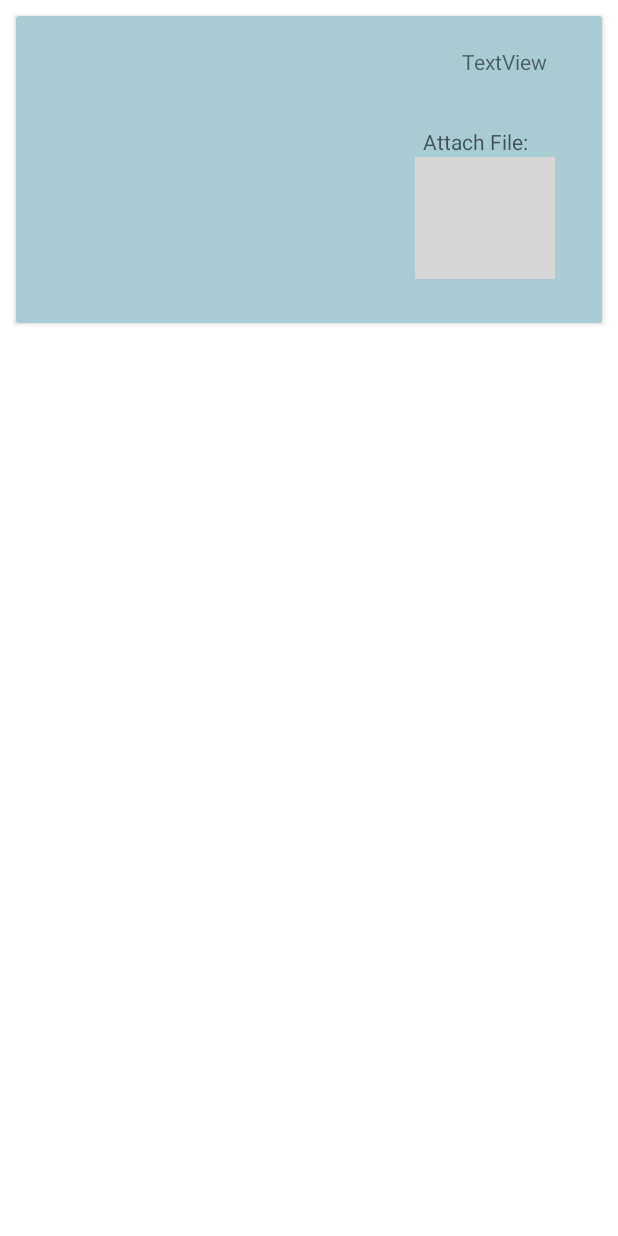
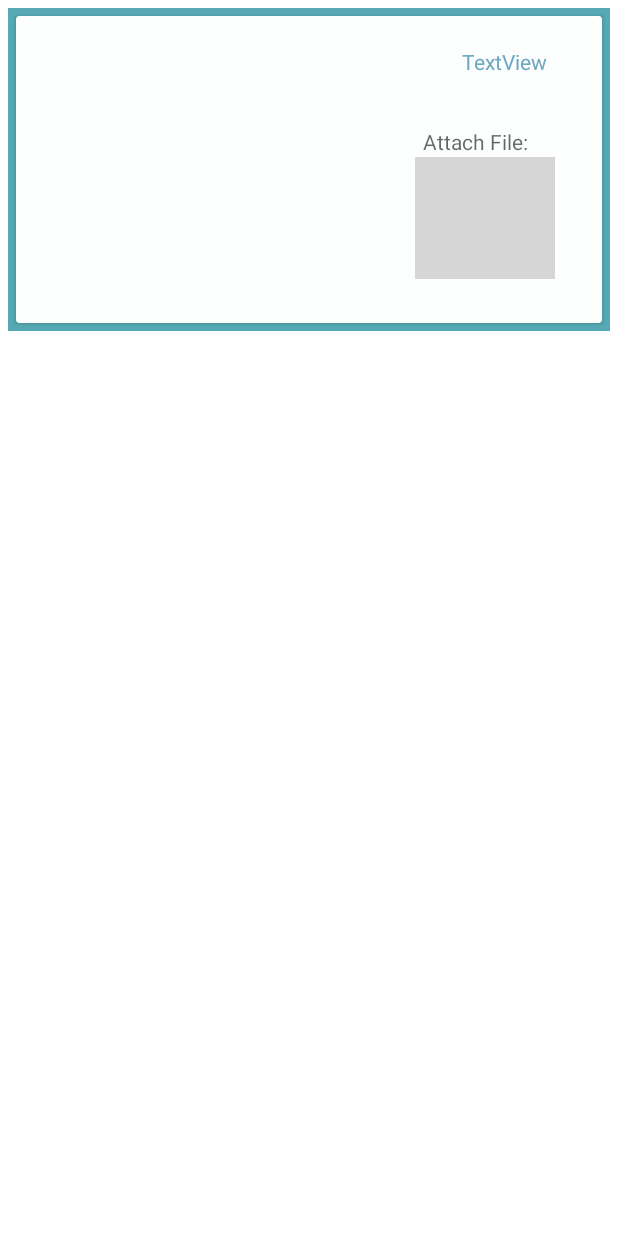
Before and after one commit to sinarbet/Mobil-Odev-2, an Android app: the layout card_exam.xml on its own in the app's theme, with its tools: preview values and no code run, on a phone screen of 412 x 824 dp. Run offline under Robolectric (Android 15) with nearby library versions, the phone set to English and light mode, and no system bars; grey boxes are pictures that could not be loaded.

Commit message:
Version1

```diff
--- a/app/src/main/java/com/example/a14011063/ExamAdapter.java
+++ b/app/src/main/java/com/example/a14011063/ExamAdapter.java
@@ -42,7 +42,7 @@ public class ExamAdapter extends RecyclerView.Adapter<ExamAdapter.MyViewHolder>
         Question selected=examQuestions.get(position);
         Random rand = new Random();
         int question_num =Integer.parseInt(selected.choiceNum);
-        holder.exam_question.setText(position+1+"-)"+selected.question);
+        holder.exam_question.setText(position+1+"-) "+selected.question);
         int i=0;
         holder.exam_answers.setText("Answers:");
 
--- a/app/src/main/res/layout/activity_display_exam.xml
+++ b/app/src/main/res/layout/activity_display_exam.xml
@@ -23,7 +23,7 @@
         android:layout_height="wrap_content"
         android:layout_marginStart="321dp"
         android:layout_marginEnd="35dp"
-        android:backgroundTint="#698291"
+        android:backgroundTint="#BC2000"
         app:layout_constraintBottom_toTopOf="@+id/rvExam"
         app:layout_constraintEnd_toEndOf="parent"
         app:layout_constraintHorizontal_bias="0.0"
--- a/app/src/main/res/layout/card_exam.xml
+++ b/app/src/main/res/layout/card_exam.xml
@@ -5,6 +5,7 @@
     android:layout_width="wrap_content"
     android:layout_height="wrap_content"
     android:layout_margin="5dp"
+    android:background="#57AAB5"
     android:orientation="vertical">
 
     <androidx.cardview.widget.CardView
@@ -18,7 +19,7 @@
         <androidx.constraintlayout.widget.ConstraintLayout
             android:layout_width="393dp"
             android:layout_height="match_parent"
-            android:background="#A8CCD1">
+            android:background="#05A8CCD1">
 
             <ImageView
                 android:id="@+id/ButtonDelete"
@@ -41,6 +42,7 @@
                 android:layout_marginEnd="16dp"
                 android:gravity="center"
                 android:textAlignment="textStart"
+                android:textColor="#070707"
                 android:textSize="18sp"
                 android:textStyle="bold"
                 app:layout_constraintBottom_toTopOf="@+id/textExamAnswers"
@@ -53,6 +55,7 @@
                 android:layout_width="233dp"
                 android:layout_height="125dp"
                 android:layout_marginBottom="20dp"
+                android:textColor="#070707"
                 android:textSize="18sp"
                 app:layout_constraintBottom_toBottomOf="parent"
                 app:layout_constraintEnd_toEndOf="parent"
@@ -66,6 +69,7 @@
                 android:layout_height="53dp"
                 android:layout_marginTop="25dp"
                 android:text="TextView"
+                android:textColor="#6DA7C1"
                 app:layout_constraintBottom_toTopOf="@+id/textExamAnswers"
                 app:layout_constraintEnd_toEndOf="parent"
                 app:layout_constraintStart_toEndOf="@+id/textExamQuestion"
--- a/app/src/main/res/layout/question_layout.xml
+++ b/app/src/main/res/layout/question_layout.xml
@@ -5,6 +5,7 @@
     android:layout_width="wrap_content"
     android:layout_height="wrap_content"
     android:layout_margin="5dp"
+    android:background="#A8CCD1"
     android:orientation="vertical">
 
     <androidx.cardview.widget.CardView
@@ -18,13 +19,13 @@
         <androidx.constraintlayout.widget.ConstraintLayout
             android:layout_width="393dp"
             android:layout_height="match_parent"
-            android:background="#A8CCD1">
+            android:background="#03A8CCD1">
 
             <ImageView
                 android:id="@+id/ButtonDelete"
                 android:layout_width="67dp"
                 android:layout_height="25dp"
-                android:background="#0500ACC1"
+                android:background="#0C0C0B"
                 app:layout_constraintBottom_toBottomOf="parent"
                 app:layout_constraintEnd_toEndOf="parent"
                 app:layout_constraintTop_toTopOf="parent"
```
